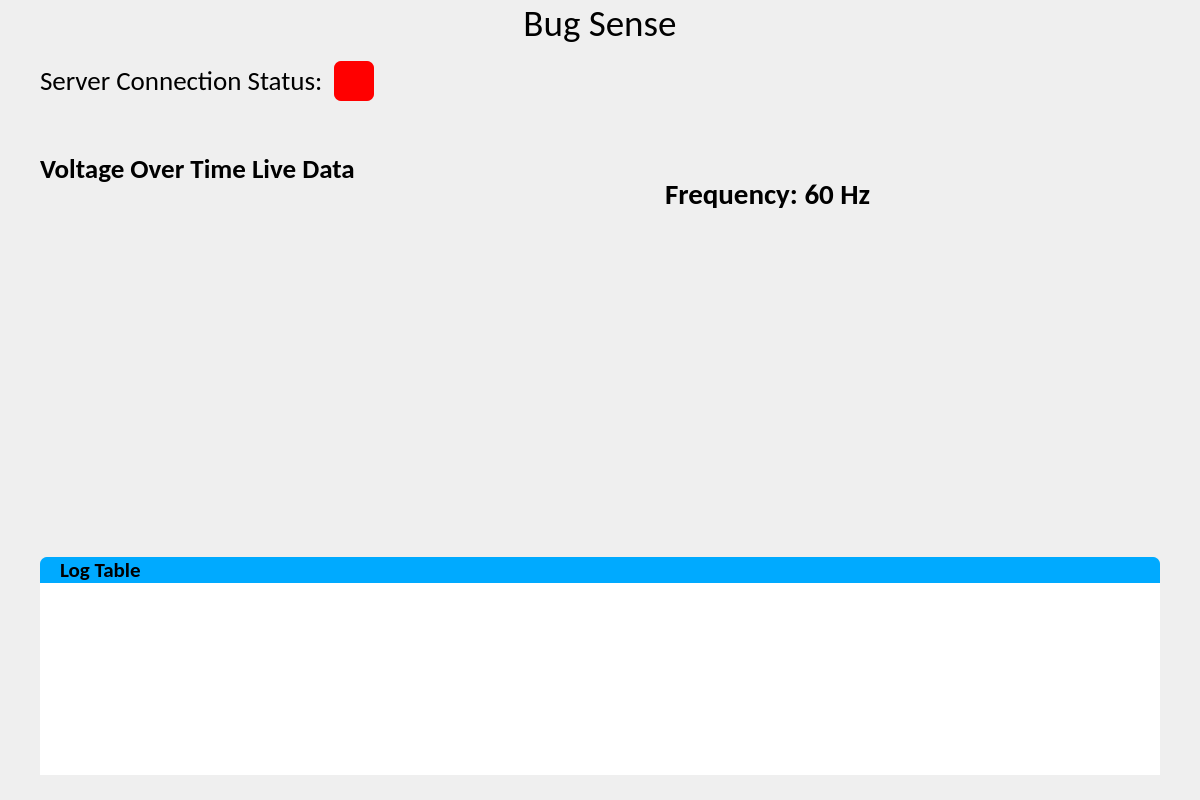
Above: ui-interface/src/main_window.ui from biirdrat/bug-sense before the change. Below: the same form after it.
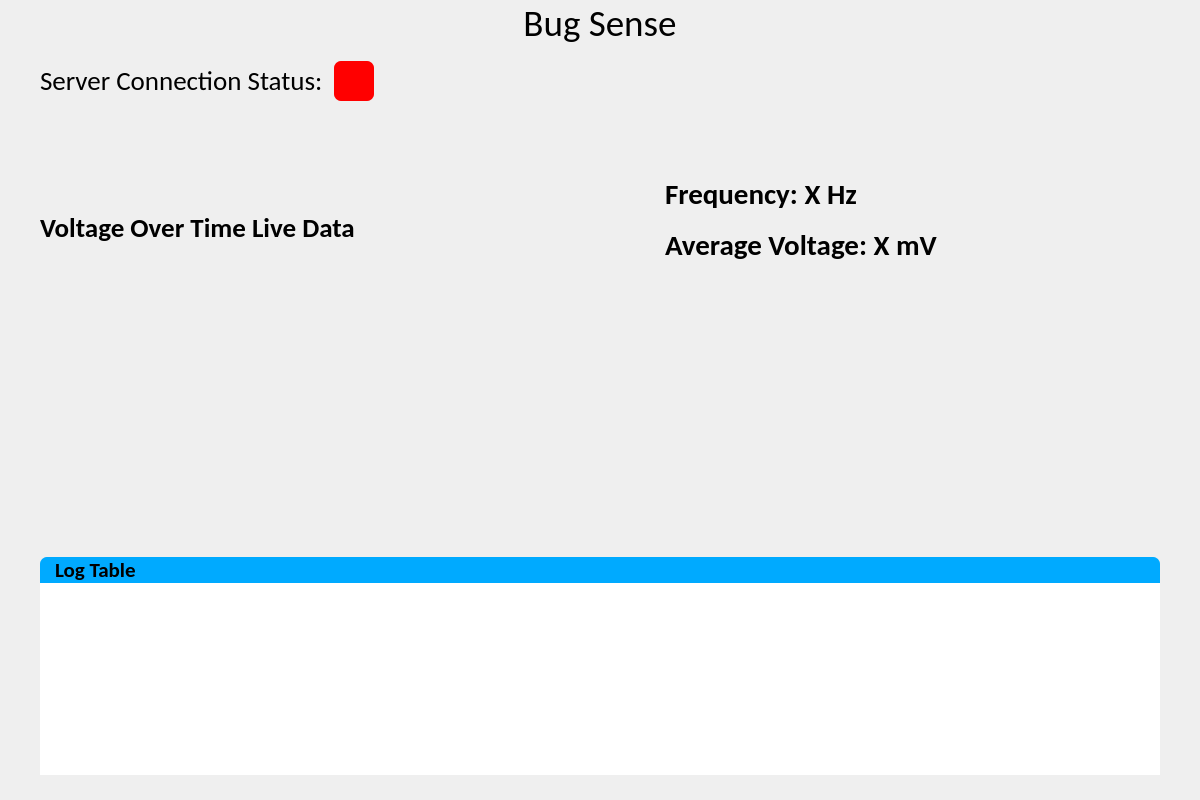
That is the form after the change.

Commit message: feat: add average data label and clean up UI

The edit to the form file:
```diff
--- a/ui-interface/src/main_window.ui
+++ b/ui-interface/src/main_window.ui
@@ -31,7 +31,7 @@
 	background-color: rgb(0, 170, 255);
 	border-top-left-radius: 7px;
 	border-top-right-radius: 7px;
-	padding-left: 15px;
+	padding-left: 10px;
 }
 </string>
   </property>
@@ -160,6 +160,19 @@
          <property name="spacing">
           <number>0</number>
          </property>
+         <item row="3" column="0">
+          <spacer name="verticalSpacer_2">
+           <property name="orientation">
+            <enum>Qt::Vertical</enum>
+           </property>
+           <property name="sizeHint" stdset="0">
+            <size>
+             <width>20</width>
+             <height>40</height>
+            </size>
+           </property>
+          </spacer>
+         </item>
          <item row="1" column="0">
           <widget class="QFrame" name="section2_frame">
            <property name="sizePolicy">
@@ -303,12 +316,9 @@
                <property name="bottomMargin">
                 <number>0</number>
                </property>
-               <property name="horizontalSpacing">
+               <property name="spacing">
                 <number>15</number>
                </property>
-               <property name="verticalSpacing">
-                <number>0</number>
-               </property>
                <item row="0" column="0">
                 <widget class="QLabel" name="frequency_label">
                  <property name="sizePolicy">
@@ -332,13 +342,56 @@
                   </font>
                  </property>
                  <property name="text">
-                  <string>Frequency: 60 Hz</string>
+                  <string>Frequency: X Hz</string>
                  </property>
                  <property name="alignment">
                   <set>Qt::AlignLeading|Qt::AlignLeft|Qt::AlignTop</set>
                  </property>
                 </widget>
                </item>
+               <item row="1" column="0">
+                <widget class="QLabel" name="average_label">
+                 <property name="sizePolicy">
+                  <sizepolicy hsizetype="Minimum" vsizetype="Minimum">
+                   <horstretch>0</horstretch>
+                   <verstretch>0</verstretch>
+                  </sizepolicy>
+                 </property>
+                 <property name="minimumSize">
+                  <size>
+                   <width>0</width>
+                   <height>0</height>
+                  </size>
+                 </property>
+                 <property name="font">
+                  <font>
+                   <family>Calibri</family>
+                   <pointsize>22</pointsize>
+                   <weight>75</weight>
+                   <bold>true</bold>
+                  </font>
+                 </property>
+                 <property name="text">
+                  <string>Average Voltage: X mV</string>
+                 </property>
+                 <property name="alignment">
+                  <set>Qt::AlignLeading|Qt::AlignLeft|Qt::AlignTop</set>
+                 </property>
+                </widget>
+               </item>
+               <item row="2" column="0">
+                <spacer name="verticalSpacer">
+                 <property name="orientation">
+                  <enum>Qt::Vertical</enum>
+                 </property>
+                 <property name="sizeHint" stdset="0">
+                  <size>
+                   <width>20</width>
+                   <height>40</height>
+                  </size>
+                 </property>
+                </spacer>
+               </item>
               </layout>
              </widget>
             </item>
@@ -495,7 +548,7 @@
         </layout>
        </widget>
       </item>
-      <item row="4" column="0">
+      <item row="3" column="0">
        <widget class="QFrame" name="footer_frame">
         <property name="sizePolicy">
          <sizepolicy hsizetype="Minimum" vsizetype="Minimum">
@@ -588,19 +641,6 @@
         </layout>
        </widget>
       </item>
-      <item row="3" column="0">
-       <spacer name="verticalSpacer">
-        <property name="orientation">
-         <enum>Qt::Vertical</enum>
-        </property>
-        <property name="sizeHint" stdset="0">
-         <size>
-          <width>20</width>
-          <height>40</height>
-         </size>
-        </property>
-       </spacer>
-      </item>
      </layout>
     </item>
    </layout>
```
